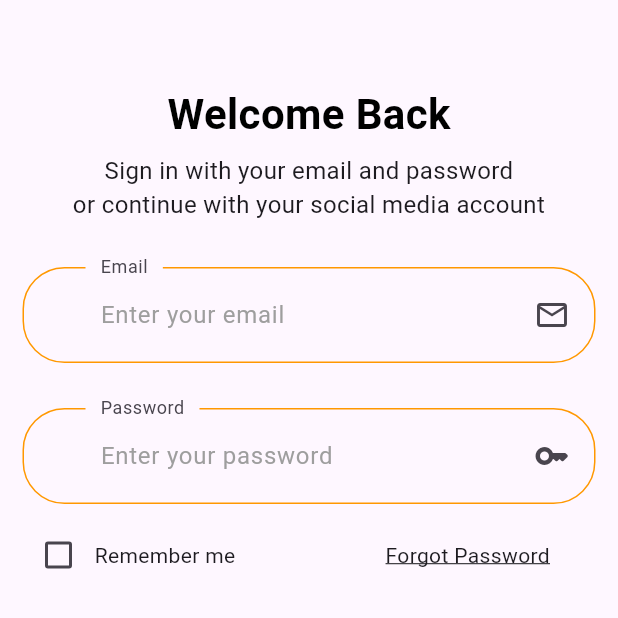
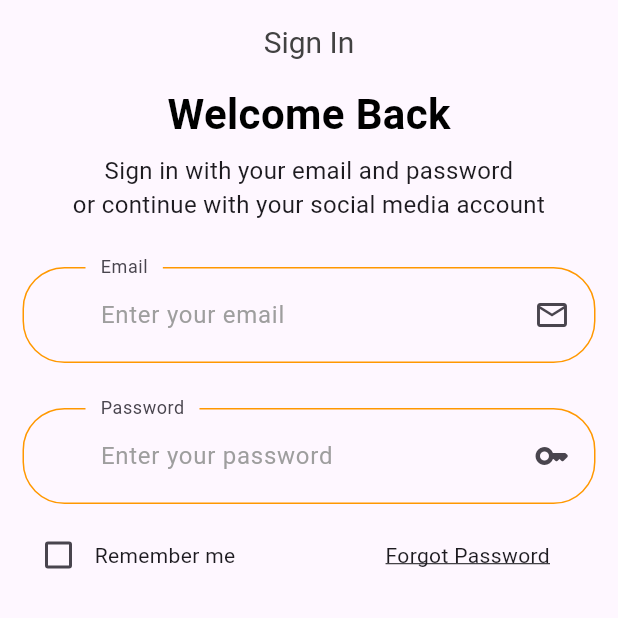
Before and after one commit to Tosin8/ktea, a Flutter app: the SignIn screen opened directly, on a phone screen of 412 x 824 dp, the top half of it. Run offline on Flutter 3.47's test engine with Material 3 defaults, Android fonts, the phone set to English and light mode, and no system bars; our stand-ins replace animate_do, cloud_firestore, custom_navigation_bar, firebase_auth, firebase_core, firebase_messaging and 1 more; missing offline and left inert: antdesign_icons; accounts and stored records are empty.

Commit message:
Refactoring the sign IN page

```diff
--- a/lib/screens/form/signin/signin.dart
+++ b/lib/screens/form/signin/signin.dart
@@ -10,13 +10,13 @@ class SignIn extends StatelessWidget{
 
       appBar: AppBar(
         automaticallyImplyLeading: false,
-        // title: Text(
-        //   'Sign In',
-        //   style: TextStyle(
-        //     color: Colors.grey[800],
-        //      fontSize: 23),
-        //      ),
-         // centerTitle: true,
+        title: Text(
+          'Sign In',
+          style: TextStyle(
+            color: Colors.grey[800],
+             fontSize: 20),
+             ),
+         centerTitle: true,
       ),
       body: SignInBody(),
     );
--- a/lib/screens/form/signup/signup.dart
+++ b/lib/screens/form/signup/signup.dart
@@ -23,7 +23,7 @@ class _SignUpState extends State<SignUp> {
           },
           icon: Icon(Icons.arrow_back_ios)),
 
-        title: Text('Sign Up'),
+        title: Text('Sign Up', style: TextStyle(color: Colors.grey[800], fontSize: 20),),
         centerTitle: true,
       ),
       body: SignUpBody());
```
